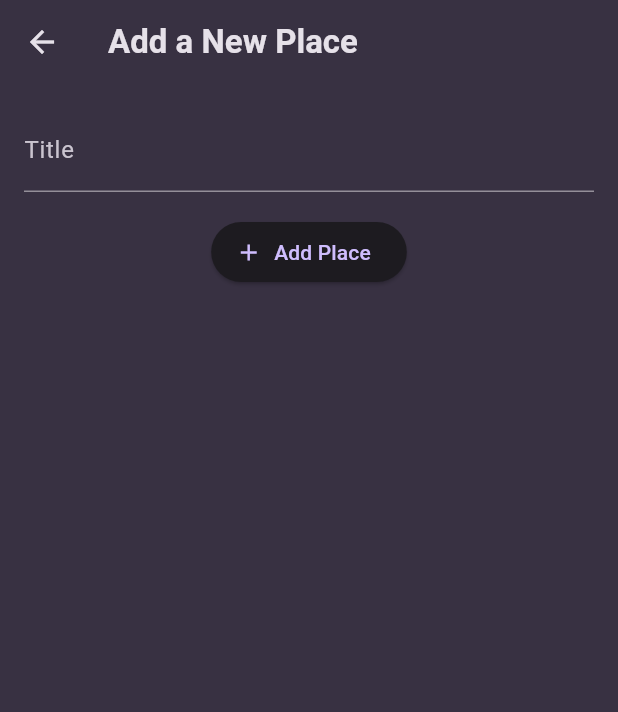
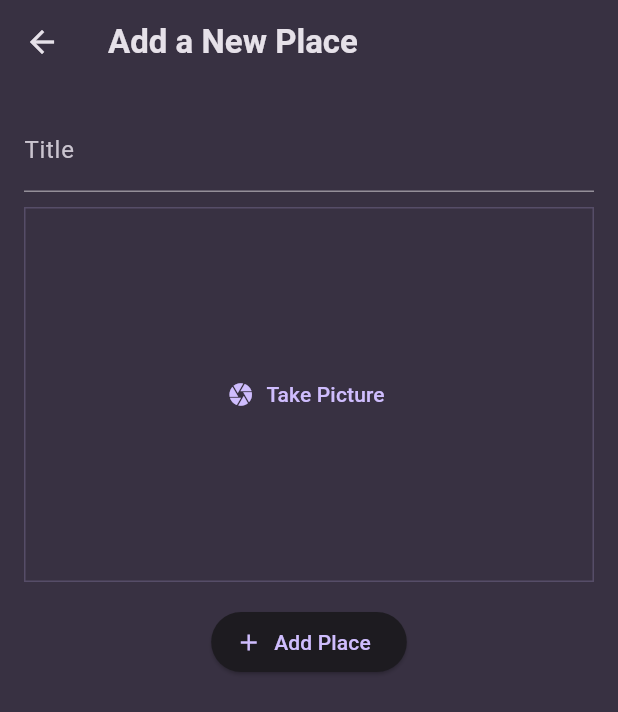
Before and after one commit to dmakarau/favorite_places, a Flutter app: the screen it shows after launch, after a tap on the "add" icon, on a phone screen of 412 x 824 dp. Shown: the top 712 px of the screen. Run offline on Flutter 3.47's test engine with Material 3 defaults, Android fonts, the phone set to English and light mode, and no system bars; our stand-ins replace flutter_riverpod, google_fonts, image_picker.

Commit message:
feat: Add camera and image functionality to places

```diff
--- a/lib/model/place.dart
+++ b/lib/model/place.dart
@@ -1,3 +1,5 @@
+import 'dart:io';
+
 import 'package:uuid/uuid.dart';
 
 final uuid = Uuid();
@@ -5,8 +7,10 @@
 class Place {
   Place({
     required this.title,
+    required this.image,
   }) : id = uuid.v4();
 
   final String id;
   final String title;
+  final File image;
 }
--- a/lib/providers/user_places.dart
+++ b/lib/providers/user_places.dart
@@ -1,3 +1,5 @@
+
+import 'dart:io';
 
 import 'package:flutter_riverpod/flutter_riverpod.dart';
 import 'package:my_favorite_places/model/place.dart';
@@ -8,8 +10,8 @@
     return const [];
   }
 
-  void addPlace(String title) {
-    final newPlace = Place(title: title);
+  void addPlace(String title, File image) {
+    final newPlace = Place(title: title, image: image);
     state = [newPlace, ...state];
   }
 }
--- a/lib/screens/add_places.dart
+++ b/lib/screens/add_places.dart
@@ -1,6 +1,9 @@
+import 'dart:io';
+
 import 'package:flutter/material.dart';
 import 'package:flutter_riverpod/flutter_riverpod.dart';
 import 'package:my_favorite_places/providers/user_places.dart';
+import 'package:my_favorite_places/widgets/image_input.dart';
 
 class AddPlacesScreen extends ConsumerStatefulWidget {
   const AddPlacesScreen({super.key});
@@ -11,6 +14,7 @@
 
 class _AddPlacesScreenState extends ConsumerState<AddPlacesScreen> {
   final _titleController = TextEditingController();
+  File? _selectedImage;
 
   @override
   void dispose() {
@@ -20,10 +24,12 @@
 
   _savePlace() {
     final enteredTitle = _titleController.text;
-    if (enteredTitle.isEmpty) {
+    if (enteredTitle.isEmpty || _selectedImage == null) {
       return;
     }
-    ref.read(userPlacesProvider.notifier).addPlace(enteredTitle);
+    ref
+        .read(userPlacesProvider.notifier)
+        .addPlace(enteredTitle, _selectedImage!);
     Navigator.of(context).pop();
   }
 
@@ -40,6 +46,12 @@
               controller: _titleController,
               style: TextStyle(color: Theme.of(context).colorScheme.onSurface),
             ),
+            SizedBox(height: 10),
+            ImageInput(
+              onPickImage: (image) {
+                _selectedImage = image;
+              },
+            ),
             SizedBox(height: 16),
             ElevatedButton.icon(
               onPressed: _savePlace,
--- a/lib/screens/places_screen.dart
+++ b/lib/screens/places_screen.dart
@@ -25,7 +25,9 @@
           ),
         ],
       ),
-      body: PlaceList(places: userPlaces),
+      body: Padding(
+        padding: const EdgeInsets.all(8.0),
+        child: PlaceList(places: userPlaces)),
     );
   }
 }
--- /dev/null
+++ b/lib/widgets/image_input.dart
@@ -0,0 +1,66 @@
+import 'dart:io';
+
+import 'package:flutter/material.dart';
+import 'package:image_picker/image_picker.dart';
+
+class ImageInput extends StatefulWidget {
+  const ImageInput({super.key, required this.onPickImage});
+
+  final Function(File image) onPickImage;
+
+  @override
+  State<ImageInput> createState() => _ImageInputState();
+}
+
+class _ImageInputState extends State<ImageInput> {
+  File? _takenImage;
+
+  void _takePicture() async {
+    final imagePicker = ImagePicker();
+    final pickedImage = await imagePicker.pickImage(
+      source: ImageSource.camera,
+      maxWidth: 600,
+    );
+    if (pickedImage == null) {
+      return;
+    }
+
+    setState(() {
+      _takenImage = File(pickedImage.path);
+    });
+    widget.onPickImage(_takenImage!);
+  }
+
+  @override
+  Widget build(BuildContext context) {
+    Widget content = TextButton.icon(
+      icon: const Icon(Icons.camera),
+      label: const Text("Take Picture"),
+      onPressed: _takePicture,
+    );
+    if (_takenImage != null) {
+      content = GestureDetector(
+        onTap: _takePicture,
+        child: Image.file(
+          _takenImage!,
+          fit: BoxFit.cover,
+          width: double.infinity,
+          height: double.infinity,
+        ),
+      );
+    }
+
+    return Container(
+      decoration: BoxDecoration(
+        border: Border.all(
+          width: 1,
+          color: Theme.of(context).colorScheme.primary.withOpacity(0.2),
+        ),
+      ),
+      height: 250,
+      width: double.infinity,
+      alignment: Alignment.center,
+      child: content,
+    );
+  }
+}
--- a/lib/widgets/place_list_widget.dart
+++ b/lib/widgets/place_list_widget.dart
@@ -40,6 +40,10 @@
     return ListView.builder(
       itemCount: places.length,
       itemBuilder: (ctx, index) => ListTile(
+        leading: CircleAvatar(
+          radius: 26,
+          backgroundImage: FileImage(places[index].image),
+        ),
         title: Text(
           places[index].title,
           style: Theme.of(context).textTheme.titleMedium!.copyWith(
--- a/pubspec.yaml
+++ b/pubspec.yaml
@@ -37,6 +37,7 @@
   google_fonts: ^6.3.2
   uuid: ^4.5.1
   flutter_riverpod: ^3.0.3
+  image_picker: ^1.2.0
 
 dev_dependencies:
   flutter_test:
```
Also changed, not shown: lib/screens/places_details.dart (+8 -6 lines), pubspec.lock, 8 other files.
